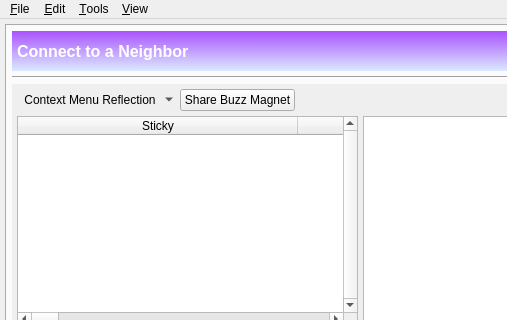
This is branches/trunk/GoldBug-UI/spot-on-controlcenter.ui in textbrowser/spot-on as Qt 5 draws it before an edit; both pictures show x 0 to 507 and y 0 to 320 of the 660 by 800 pixel window. The edited form follows.
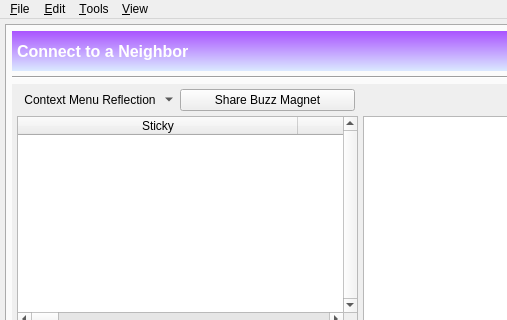
This is the edited form. The open tabs and pages were chosen to show the change. Icons and pictures are not drawn. Custom widgets are drawn as their Qt base class.

Commit message: Minimum Share Buzz Magnet width.

Diff of the .ui file:
```diff
--- a/branches/trunk/GoldBug-UI/spot-on-controlcenter.ui
+++ b/branches/trunk/GoldBug-UI/spot-on-controlcenter.ui
@@ -4197,6 +4197,12 @@
                   </item>
                   <item>
                    <widget class="QPushButton" name="shareBuzzMagnet">
+                    <property name="minimumSize">
+                     <size>
+                      <width>175</width>
+                      <height>0</height>
+                     </size>
+                    </property>
                     <property name="text">
                      <string>Share Buzz Magnet</string>
                     </property>
```
Left out of the diff: 2 changed lines with no effect on the pictures.
